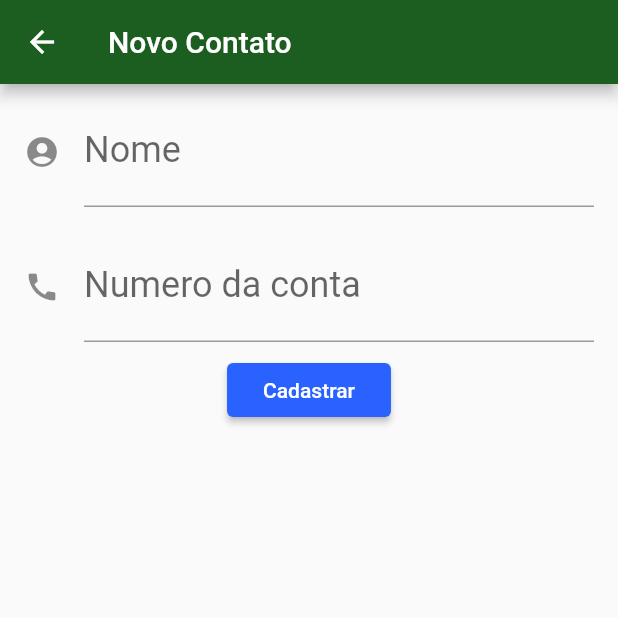
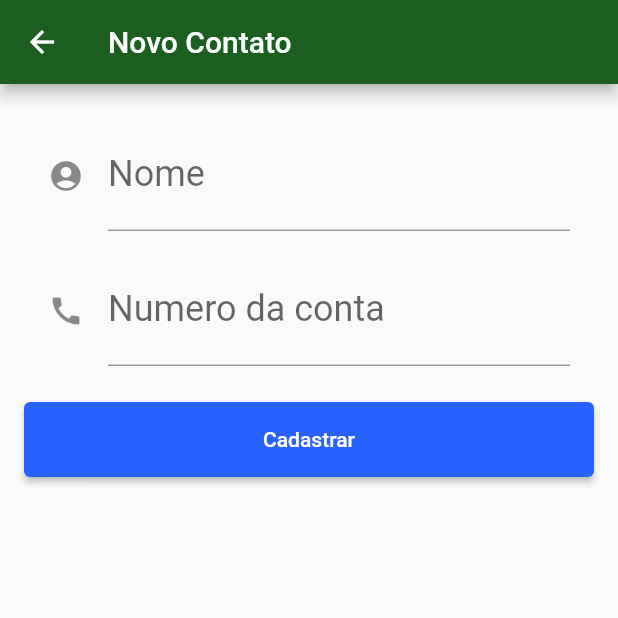
Before and after one commit to higorass02/bytebank-v2, a Flutter app: the FormContact screen opened directly, on a phone screen of 412 x 824 dp, the top half of it. Run offline on Flutter 3.47's test engine with Material 2 defaults, Android fonts, the phone set to English and light mode, and no system bars.

Commit message:
fluxo de telas construidas

```diff
--- a/lib/screens/contactlist.dart
+++ b/lib/screens/contactlist.dart
@@ -1,4 +1,5 @@
 import 'package:flutter/material.dart';
+import 'package:projeto2/screens/formcontact.dart';
 
 class ContactList extends StatelessWidget {
 
@@ -24,7 +25,7 @@ class ContactList extends StatelessWidget {
             Navigator.push(
                 context,
                 MaterialPageRoute(builder: (ctx) {
-                  return null;
+                  return FormContact();
                 })
             );
           },
--- a/lib/screens/formcontact.dart
+++ b/lib/screens/formcontact.dart
@@ -13,7 +13,10 @@ class FormContact extends StatelessWidget {
         appBar: AppBar(
           title: Text('Novo Contato'),
         ),
-        body: Column(
+        body: SingleChildScrollView(
+          child: Padding(
+            padding: const EdgeInsets.all(16),
+            child: Column(
               children: <Widget>[
                 TextForm(
                   controladorDoCampoName,
@@ -29,11 +32,20 @@ class FormContact extends StatelessWidget {
                   icone: Icons.call,
                   teclado: TextInputType.number,
                 ),
-            RaisedButton(
+                Padding(
+                  padding:const EdgeInsets.only(top:16),
+                  child: SizedBox(
+                    height: 50,
+                    width: double.maxFinite,
+                    child: RaisedButton(
                       child: Text('Cadastrar'),
-              onPressed: () => null,
+                      onPressed: () => debugPrint('cadastrar novo contato'),
+                    ),
+                  ),
                 ),
               ],
+            ),
+          ),
         ),
       )
     );
```
Also changed, not shown: lib/screens/dasborad.dart (+13 -0 lines). Lines whose indentation alone changed are shown as unchanged.
